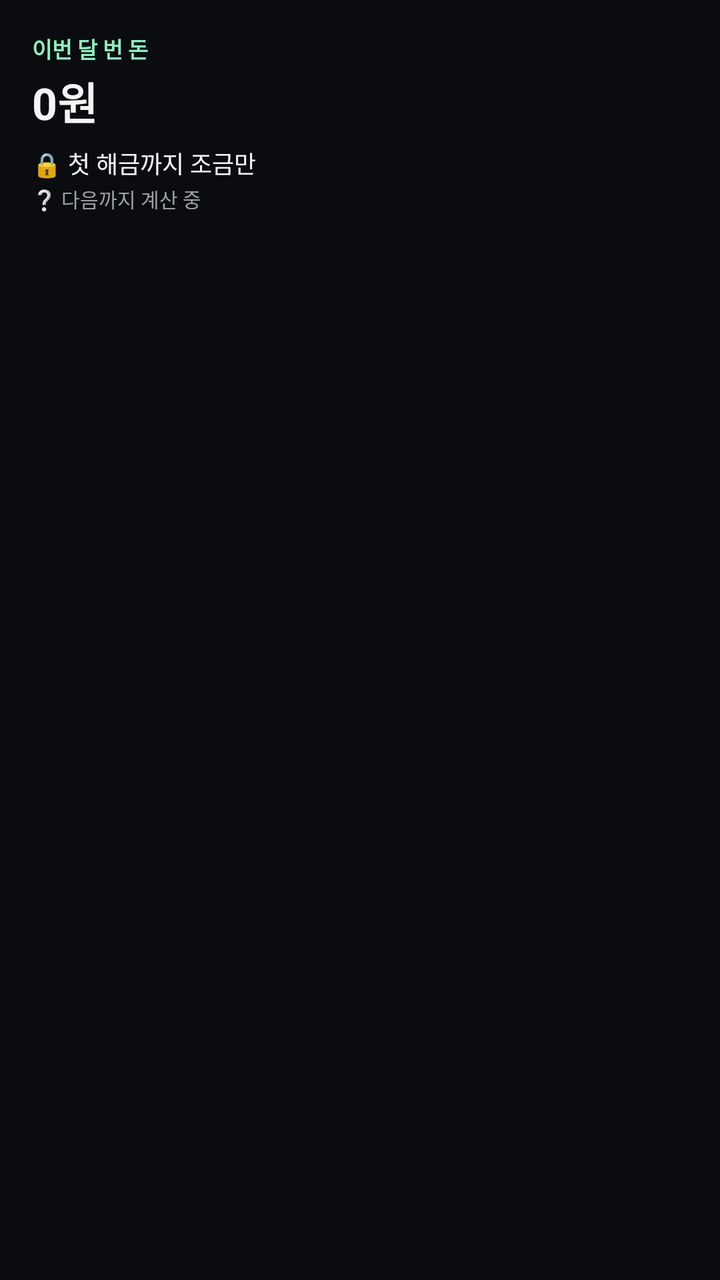
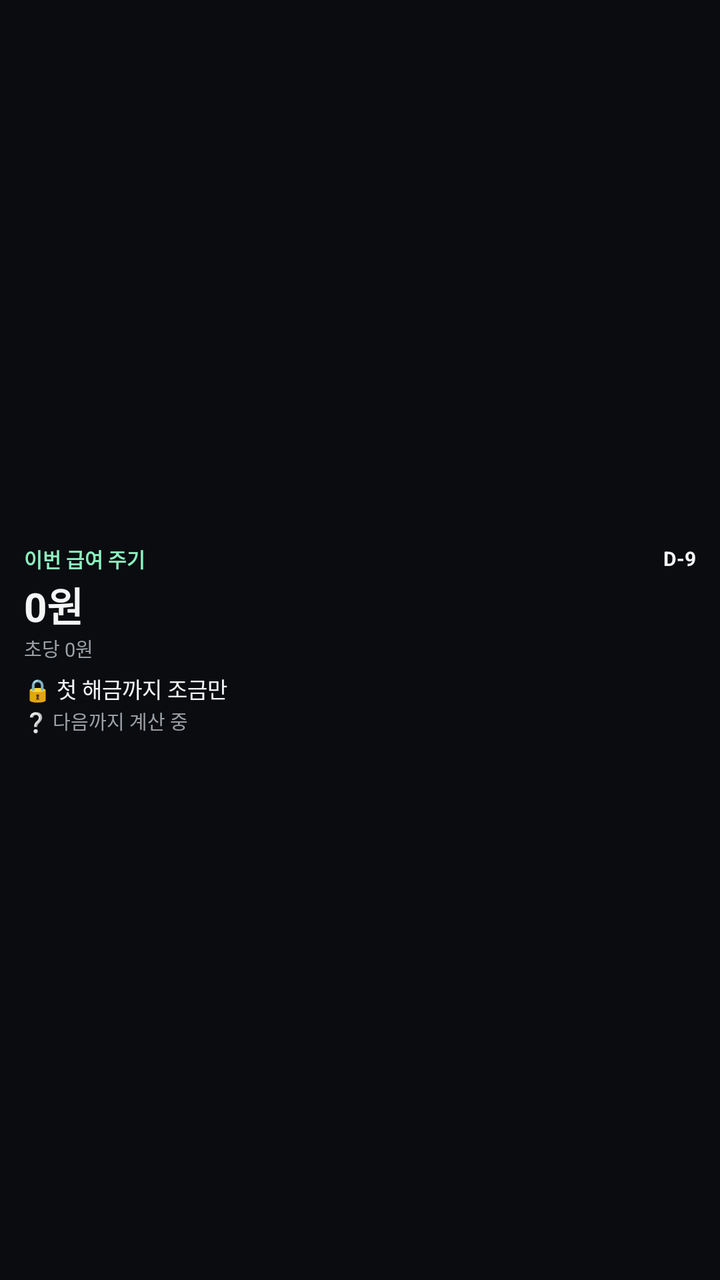

Compare the two renders of this Android layout. The source of the first and the diff that turns it into the second are given below.
<!-- AndroidManifest.xml: application theme Theme.SalaryCounter -->
<!-- res/layout/widget_salary.xml -->
<?xml version="1.0" encoding="utf-8"?>
<LinearLayout xmlns:android="http://schemas.android.com/apk/res/android"
    android:layout_width="match_parent"
    android:layout_height="match_parent"
    android:orientation="vertical"
    android:padding="16dp"
    android:background="#0B0C10"
    android:id="@+id/widget_root">

    <TextView
        android:id="@+id/widget_label"
        android:layout_width="wrap_content"
        android:layout_height="wrap_content"
        android:text="이번 달 번 돈"
        android:textColor="#8EF0C0"
        android:textSize="11sp"
        android:textStyle="bold" />

    <TextView
        android:id="@+id/widget_amount"
        android:layout_width="wrap_content"
        android:layout_height="wrap_content"
        android:layout_marginTop="2dp"
        android:text="0원"
        android:textColor="#F4F5F7"
        android:textSize="22sp"
        android:textStyle="bold" />

    <TextView
        android:id="@+id/widget_tier"
        android:layout_width="match_parent"
        android:layout_height="wrap_content"
        android:layout_marginTop="6dp"
        android:text="🔒 첫 해금까지 조금만"
        android:textColor="#F4F5F7"
        android:textSize="12sp" />

    <TextView
        android:id="@+id/widget_next"
        android:layout_width="match_parent"
        android:layout_height="wrap_content"
        android:layout_marginTop="2dp"
        android:text="❔ 다음까지 계산 중"
        android:textColor="#9AA0A6"
        android:textSize="10sp" />

</LinearLayout>
<!-- resources referenced by this layout -->
<resources>
  <style name="Theme.SalaryCounter" parent="Theme.MaterialComponents.DayNight.NoActionBar">
          <item name="colorPrimary">#8EF0C0</item>
          <item name="colorPrimaryDark">#05060A</item>
          <item name="colorAccent">#8EF0C0</item>
          <item name="android:windowBackground">#0B0C10</item>
      </style>
</resources>

<!-- the commit's change to res/layout/widget_salary.xml (unified diff, before → after) -->
@@ -1,47 +1,77 @@
 <?xml version="1.0" encoding="utf-8"?>
 <LinearLayout xmlns:android="http://schemas.android.com/apk/res/android"
     android:layout_width="match_parent"
-    android:layout_height="match_parent"
+    android:layout_height="wrap_content"
     android:orientation="vertical"
-    android:padding="16dp"
+    android:padding="12dp"
     android:background="#0B0C10"
+    android:gravity="center_vertical"
     android:id="@+id/widget_root">
 
-    <TextView
-        android:id="@+id/widget_label"
-        android:layout_width="wrap_content"
+    <LinearLayout
+        android:layout_width="match_parent"
         android:layout_height="wrap_content"
-        android:text="이번 달 번 돈"
-        android:textColor="#8EF0C0"
-        android:textSize="11sp"
-        android:textStyle="bold" />
+        android:orientation="horizontal"
+        android:gravity="center_vertical">
+
+        <TextView
+            android:id="@+id/widget_label"
+            android:layout_width="0dp"
+            android:layout_height="wrap_content"
+            android:layout_weight="1"
+            android:text="이번 급여 주기"
+            android:textColor="#8EF0C0"
+            android:textSize="10sp"
+            android:textStyle="bold" />
+
+        <TextView
+            android:id="@+id/widget_dday"
+            android:layout_width="wrap_content"
+            android:layout_height="wrap_content"
+            android:text="D-9"
+            android:textColor="#F4F5F7"
+            android:textSize="10sp"
+            android:textStyle="bold" />
+    </LinearLayout>
 
     <TextView
         android:id="@+id/widget_amount"
         android:layout_width="wrap_content"
         android:layout_height="wrap_content"
-        android:layout_marginTop="2dp"
+        android:layout_marginTop="1dp"
         android:text="0원"
         android:textColor="#F4F5F7"
-        android:textSize="22sp"
+        android:textSize="20sp"
         android:textStyle="bold" />
+
+    <TextView
+        android:id="@+id/widget_persec"
+        android:layout_width="wrap_content"
+        android:layout_height="wrap_content"
+        android:text="초당 0원"
+        android:textColor="#9AA0A6"
+        android:textSize="9.5sp" />
 
     <TextView
         android:id="@+id/widget_tier"
         android:layout_width="match_parent"
         android:layout_height="wrap_content"
-        android:layout_marginTop="6dp"
+        android:layout_marginTop="5dp"
         android:text="🔒 첫 해금까지 조금만"
         android:textColor="#F4F5F7"
-        android:textSize="12sp" />
+        android:textSize="11sp"
+        android:maxLines="1"
+        android:ellipsize="end" />
 
     <TextView
         android:id="@+id/widget_next"
         android:layout_width="match_parent"
         android:layout_height="wrap_content"
-        android:layout_marginTop="2dp"
+        android:layout_marginTop="1dp"
         android:text="❔ 다음까지 계산 중"
         android:textColor="#9AA0A6"
-        android:textSize="10sp" />
+        android:textSize="9.5sp"
+        android:maxLines="1"
+        android:ellipsize="end" />
 
 </LinearLayout>
